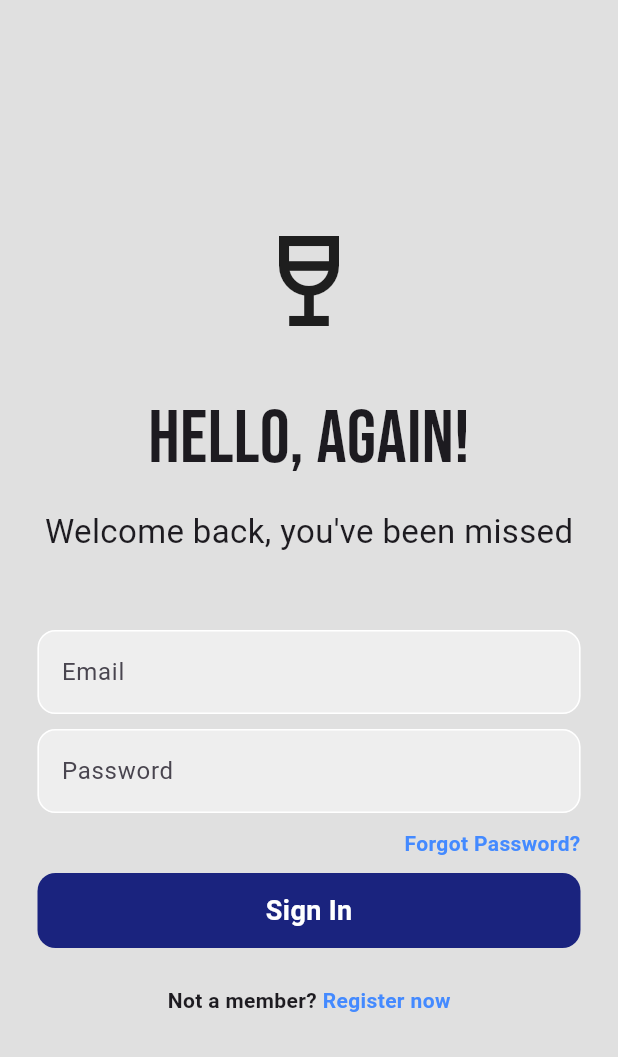
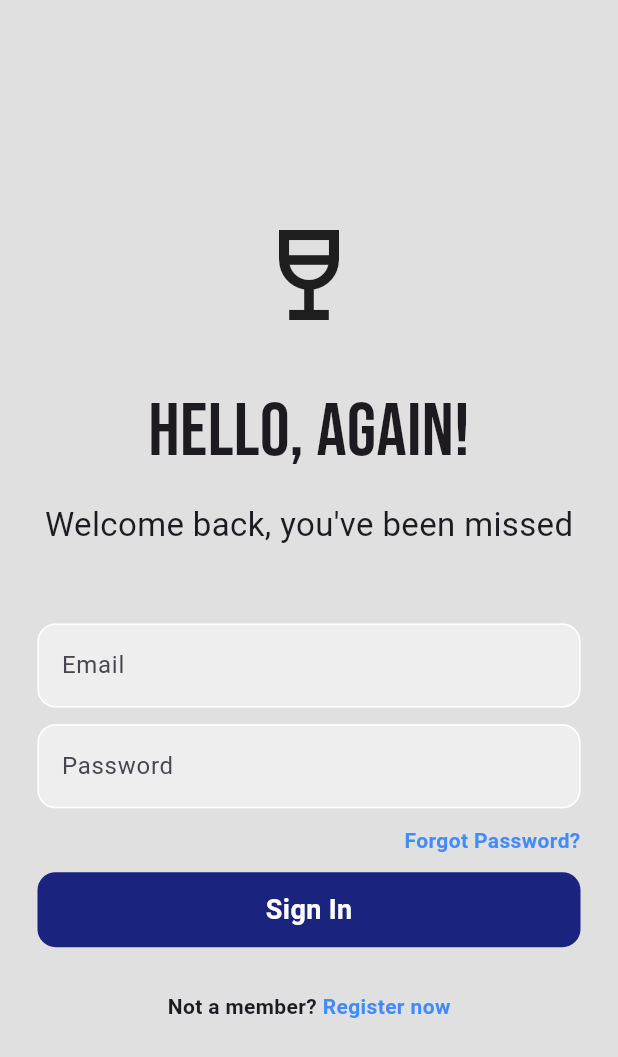
Before and after one commit to EmmanuelOyiti/coffee_app, a Flutter app: the screen it shows after launch, on a phone screen of 412 x 824 dp. Shown: the top 1057 px of the screen. Run offline on Flutter 3.47's test engine with Material 3 defaults, Android fonts, the light colour scheme and no system bars; our stand-ins replace cloud_firestore, firebase_auth, firebase_core, get, google_fonts, google_nav_bar and 1 more; accounts and stored records are empty.

Commit message:
Get added to the pubspec to allow use of dimensions for screen size.
Font for homepage title changed

font for username changed

```diff
--- a/lib/auth/pages/homepage.dart
+++ b/lib/auth/pages/homepage.dart
@@ -4,6 +4,7 @@
 import 'package:gihoc_mobile/pages/cartPage.dart';
 import 'package:gihoc_mobile/pages/shopPage.dart';
 import 'package:flutter/material.dart';
+import 'package:google_fonts/google_fonts.dart';
 import 'package:google_nav_bar/google_nav_bar.dart';
 import 'package:provider/provider.dart';
 import '../../model/coffee_shop.dart';
@@ -40,7 +41,7 @@
       appBar: AppBar(
         title: Text(
           user.email!,
-          style: TextStyle(
+          style: GoogleFonts.lato(
             fontSize: 20,
           ),
         ),
--- a/lib/auth/pages/login_page.dart
+++ b/lib/auth/pages/login_page.dart
@@ -3,6 +3,7 @@
 import 'package:flutter/material.dart';
 import 'package:flutter/widgets.dart';
 import 'package:gihoc_mobile/auth/pages/forgot_password.dart';
+import 'package:gihoc_mobile/components/dimensions.dart';
 import 'package:google_fonts/google_fonts.dart';
 
 class LoginPage extends StatefulWidget {
@@ -55,7 +56,7 @@
                 size: 80,
               ),
               SizedBox(
-                height: 30,
+                height: Dimensions.height30,
               ),
               Text(
                 "Hello, Again!",
@@ -90,7 +91,7 @@
                 ),
               ),
               SizedBox(
-                height: 10,
+                height: Dimensions.height10,
               ),
 
               // Password text field
@@ -113,7 +114,7 @@
                 ),
               ),
               SizedBox(
-                height: 10,
+                height: Dimensions.height10,
               ),
               Padding(
                 padding: const EdgeInsets.symmetric(horizontal: 25.0),
@@ -139,7 +140,7 @@
                 ),
               ),
               SizedBox(
-                height: 10,
+                height: Dimensions.height10,
               ),
               Padding(
                 padding: const EdgeInsets.symmetric(horizontal: 25.0),
@@ -163,7 +164,7 @@
                 ),
               ),
               SizedBox(
-                height: 25,
+                height: Dimensions.height26,
               ),
               Row(
                 mainAxisAlignment: MainAxisAlignment.center,
--- /dev/null
+++ b/lib/components/dimensions.dart
@@ -0,0 +1,55 @@
+import 'package:get/get.dart';
+
+class Dimensions {
+  static double scrnHeight = Get.context!.height;
+  static double scrnWidth = Get.context!.width;
+
+  static double pageViewContainer = scrnHeight / 3.32;
+  static double pageView = scrnHeight / 2.28;
+  static double pageViewTextContainer = scrnHeight / 6.09;
+
+//margin and padding
+  static double height300 = scrnHeight / 15.5;
+  static double height10 = scrnHeight / 73.1;
+  static double height20 = scrnHeight / 36.55;
+  static double height15 = scrnHeight / 48.7;
+  static double height30 = scrnHeight / 28.1;
+  static double height45 = scrnHeight / 16.4;
+
+  static double width10 = scrnHeight / 73.1;
+  static double width20 = scrnHeight / 36.55;
+  static double width15 = scrnHeight / 48.7;
+  static double width30 = scrnHeight / 28.1;
+  static double width45 = scrnHeight / 16.4;
+
+  static double font26 = scrnHeight / 28.11;
+  static double font20 = scrnHeight / 36.55;
+  static double font16 = scrnHeight / 45.69;
+  static double font12 = scrnHeight / 58.07;
+
+  static double margin30 = scrnHeight / 28.1;
+  static double margin45 = scrnHeight / 16.4;
+
+  //radius
+  static double radius20 = scrnHeight / 36.55;
+  static double radius30 = scrnHeight / 28.1;
+  static double radius15 = scrnHeight / 48.7;
+
+  //icons Size
+  static double iconSize24 = scrnHeight / 30.05;
+  static double iconSize16 = scrnHeight / 45.7;
+
+  //fontsize
+  static double height26 = scrnHeight / 28.12;
+
+
+  //list view
+  static double listViewImgSize = scrnHeight / 6.09;
+  static double listViewTextContSize = scrnHeight / 7.31;
+
+  //popular food
+  static double popularFoodImgSize = scrnHeight / 2.09;
+
+  //bottom height
+  static double bottomHeight = scrnHeight / 6.09;
+}
--- a/lib/pages/shopPage.dart
+++ b/lib/pages/shopPage.dart
@@ -2,6 +2,7 @@
 import 'package:gihoc_mobile/model/coffee.dart';
 import 'package:gihoc_mobile/model/coffee_shop.dart';
 import 'package:flutter/material.dart';
+import 'package:google_fonts/google_fonts.dart';
 import 'package:provider/provider.dart';
 
 class ShopPage extends StatefulWidget {
@@ -38,9 +39,9 @@
           padding: const EdgeInsets.all(25.0),
           child: Column(
             children: [
-              const Text(
+              Text(
                 "Which Product are you getting today?",
-                style: TextStyle(fontSize: 20),
+                style: GoogleFonts.oswald(fontSize: 20),
               ),
               const SizedBox(
                 height: 25,
--- a/lib/payment/paymentPage.dart
+++ b/lib/payment/paymentPage.dart
@@ -42,10 +42,10 @@
         final responseData = jsonDecode(response.body);
         return PaystackAuthResponse.fromJson(responseData["data"]);
       } else {
-        throw "Payment unsuccessful";
+        throw "Payment was unsuccessful";
       }
     } on Exception {
-      throw "Payment unsuccessful";
+      throw "Payment was unsuccessful";
     }
   }
 
--- a/pubspec.yaml
+++ b/pubspec.yaml
@@ -36,6 +36,7 @@
   # The following adds the Cupertino Icons font to your application.
   # Use with the CupertinoIcons class for iOS style icons.
   cupertino_icons: ^1.0.2
+  get:
   google_fonts:
   google_nav_bar: ^5.0.6
   provider:
```
Also changed, not shown: pubspec.lock.
